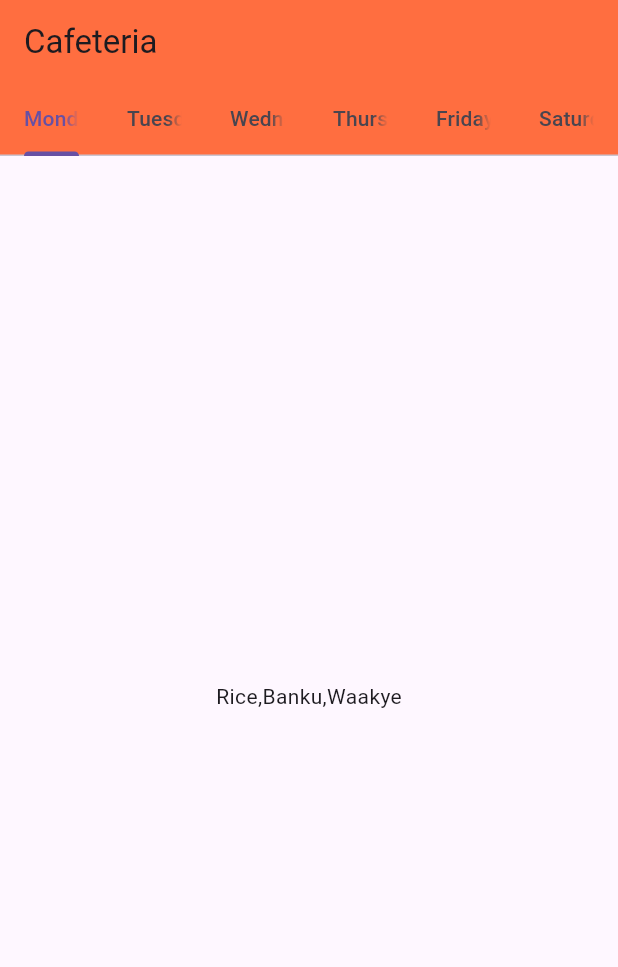
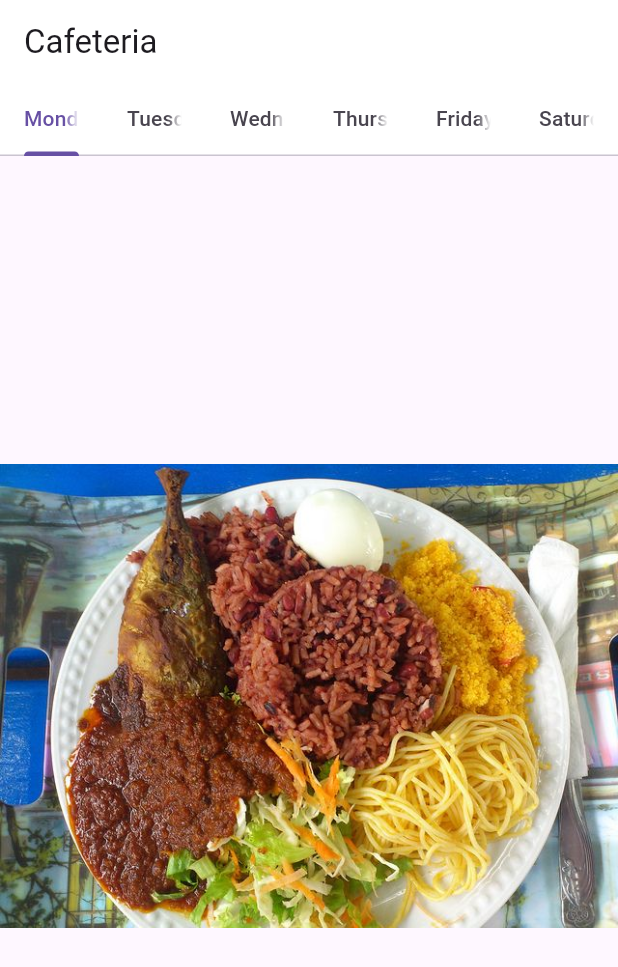
Before and after one commit to Amoako419/Flutter_Assignment_1, a Flutter app: the screen it shows after launch, on a phone screen of 412 x 824 dp. Shown: the top 967 px of the screen. Run offline on Flutter 3.47's test engine with Material 3 defaults, Android fonts, the phone set to English and light mode, and no system bars.

Commit message:
images added

```diff
--- a/cafetaria/lib/main.dart
+++ b/cafetaria/lib/main.dart
@@ -14,7 +14,7 @@
         length: 6,
         child: Scaffold(
           appBar: AppBar(
-            backgroundColor: Colors.deepOrangeAccent,
+            backgroundColor: const Color.fromARGB(255, 255, 255, 255),
             bottom: const TabBar(
               tabs: [
                 Tab(text:"Monday"),
@@ -30,7 +30,7 @@
           body: const TabBarView(
        children: [
 
-          Center(child: Text("Rice,Banku,Waakye")),
+          Center(child: Image(image: AssetImage("assets/1.JPG"))),
           Center(child: Text("Jollof,TZ,Waakye")),
           Center(child: Text("koko,Braised Rice,Fufu")),
           Center(child: Text("Rice,Banku,Waakye")),
```
Also changed, not shown: cafetaria/pubspec.yaml (+13 -3 lines), cafetaria/assets/1.JPG (added), cafetaria/assets/10.JPG (added), cafetaria/assets/11.JPG (added), cafetaria/assets/12.JPG (added), cafetaria/assets/2.JPG (added), cafetaria/assets/3.WEBP (added), cafetaria/assets/4.JPG (added), cafetaria/assets/5.WEBP (added), cafetaria/assets/6.JPG (added), cafetaria/assets/7.JPG (added), cafetaria/assets/8.JPG (added), cafetaria/assets/9.JPG (added), 2 other files.
